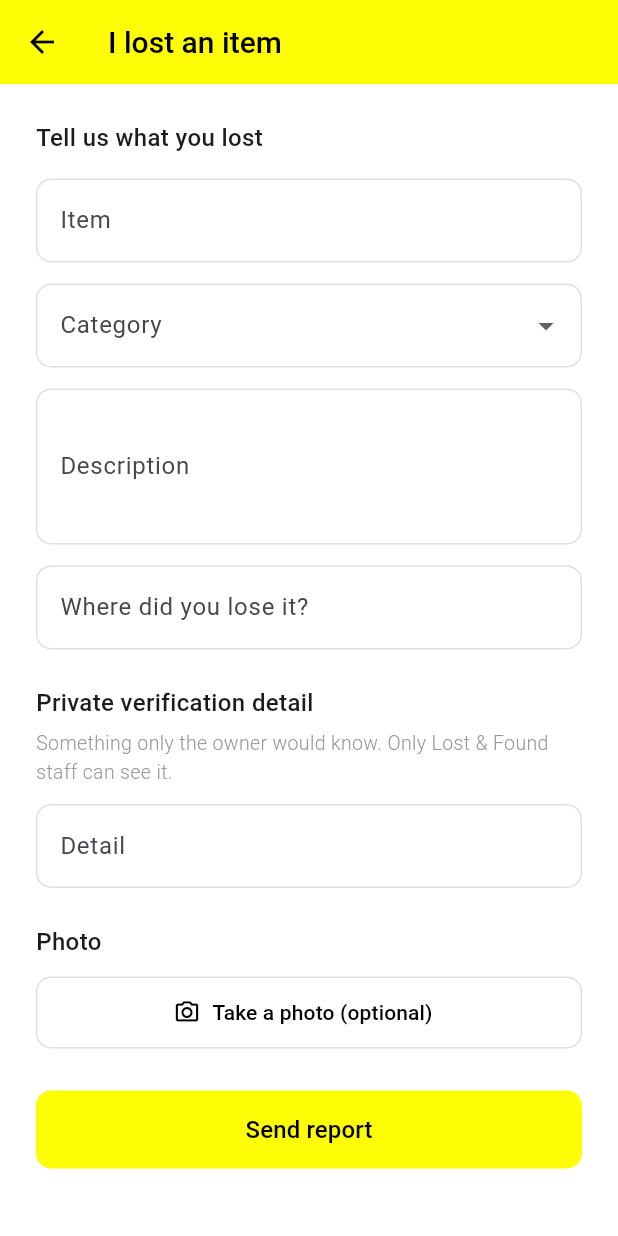
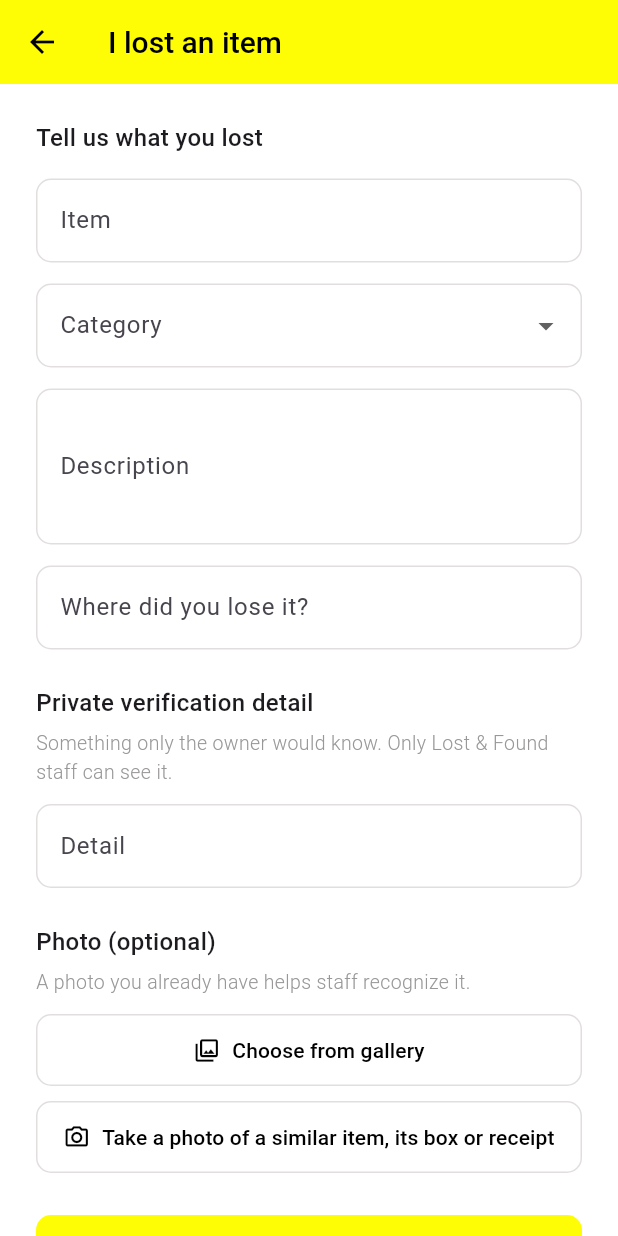
Before and after one commit to ISIS3510-grupo/CampusFind_Flutter, a Flutter app: the ReportLostItemScreen screen opened directly, on a phone screen of 412 x 824 dp. Run offline on Flutter 3.47's test engine with Material 3 defaults, Android fonts, the phone set to English and light mode, and no system bars; our stand-ins replace cloud_firestore, cloud_functions, connectivity_plus, firebase_auth, firebase_core, firebase_storage and 4 more; accounts and stored records are empty.

Commit message:
feat(reports): pick the lost item photo from the gallery (#48)
## Problema
En "I lost an item" la única opción era tomar una foto con la cámara,
pero quien perdió algo no lo tiene para fotografiarlo.

## Cambio
- **Choose from gallery** (principal): una foto que el estudiante ya
tenía del objeto.
- **Take a photo of a similar item, its box or receipt** (cámara): se
mantiene como feature de sensor.
- Texto de ayuda: "A photo you already have helps staff recognize it."
- `PhotoPicker` suma `pickFromGallery()`; las dos opciones siguen el
mismo flujo (subida a `lostReports/{id}.jpg` y sugerencia de Cloud
Vision).
- Maestro `lost_item_photo.yaml` actualizado al nuevo texto del botón de
cámara.

## Pruebas
`flutter analyze` sin problemas nuevos; `flutter test` 416 en verde
(nuevo: foto desde la galería).

```diff
--- a/lib/features/reports/presentation/report_lost_item_screen.dart
+++ b/lib/features/reports/presentation/report_lost_item_screen.dart
@@ -66,18 +66,28 @@ class _ReportLostItemScreenState extends State<ReportLostItemScreen> {
     super.dispose();
   }
 
-  Future<void> _takePhoto() async {
+  Future<void> _takePhoto() =>
+      _addPhoto(widget.photoPicker.takePhoto, 'Unable to open the camera.');
+
+  Future<void> _pickFromGallery() => _addPhoto(
+    widget.photoPicker.pickFromGallery,
+    'Unable to open the gallery.',
+  );
+
+  Future<void> _addPhoto(
+    Future<String?> Function() pick,
+    String errorMessage,
+  ) async {
     try {
-      final path = await widget.photoPicker.takePhoto();
+      final path = await pick();
       if (path != null && mounted) {
         setState(() => _photoPath = path);
         _controller.analyzePhoto(path);
       }
     } catch (_) {
       if (!mounted) return;
-      ScaffoldMessenger.of(context).showSnackBar(
-        const SnackBar(content: Text('Unable to open the camera.')),
-      );
+      ScaffoldMessenger.of(context)
+          .showSnackBar(SnackBar(content: Text(errorMessage)));
     }
   }
 
@@ -98,6 +108,25 @@ class _ReportLostItemScreenState extends State<ReportLostItemScreen> {
       }
     });
     _controller.clearPhotoSuggestion();
+  }
+
+  Widget _photoButton({
+    required IconData icon,
+    required String label,
+    required VoidCallback onPressed,
+  }) {
+    return OutlinedButton.icon(
+      onPressed: _controller.submitting ? null : onPressed,
+      icon: Icon(icon),
+      label: Text(label, textAlign: TextAlign.center),
+      style: OutlinedButton.styleFrom(
+        foregroundColor: Colors.black,
+        side: const BorderSide(color: _border),
+        minimumSize: const Size.fromHeight(48),
+        padding: const EdgeInsets.symmetric(horizontal: 14, vertical: 10),
+        shape: RoundedRectangleBorder(borderRadius: BorderRadius.circular(10)),
+      ),
+    );
   }
 
   Widget _buildPhotoSuggestion() {
@@ -318,25 +347,33 @@ class _ReportLostItemScreenState extends State<ReportLostItemScreen> {
                   ),
                   const SizedBox(height: 24),
                   const Text(
-                    'Photo',
+                    'Photo (optional)',
                     style: TextStyle(fontSize: 16, fontWeight: FontWeight.w500),
                   ),
+                  const SizedBox(height: 6),
+                  const Text(
+                    'A photo you already have helps staff recognize it.',
+                    style: TextStyle(
+                      fontSize: 13,
+                      fontWeight: FontWeight.w300,
+                      color: _grey,
+                    ),
+                  ),
                   const SizedBox(height: 12),
-                  if (_photoPath == null)
-                    OutlinedButton.icon(
-                      onPressed: _controller.submitting ? null : _takePhoto,
-                      icon: const Icon(Icons.photo_camera_outlined),
-                      label: const Text('Take a photo (optional)'),
-                      style: OutlinedButton.styleFrom(
-                        foregroundColor: Colors.black,
-                        side: const BorderSide(color: _border),
-                        minimumSize: const Size.fromHeight(48),
-                        shape: RoundedRectangleBorder(
-                          borderRadius: BorderRadius.circular(10),
-                        ),
-                      ),
-                    )
-                  else
+                  if (_photoPath == null) ...[
+                    _photoButton(
+                      icon: Icons.photo_library_outlined,
+                      label: 'Choose from gallery',
+                      onPressed: _pickFromGallery,
+                    ),
+                    const SizedBox(height: 10),
+                    _photoButton(
+                      icon: Icons.photo_camera_outlined,
+                      label:
+                          'Take a photo of a similar item, its box or receipt',
+                      onPressed: _takePhoto,
+                    ),
+                  ] else
                     Row(
                       children: [
                         ClipRRect(
```
Also changed, not shown: lib/features/reports/data/photo_picker.dart (+13 -3 lines), .maestro/lost_item_photo.yaml, 2 other files.
